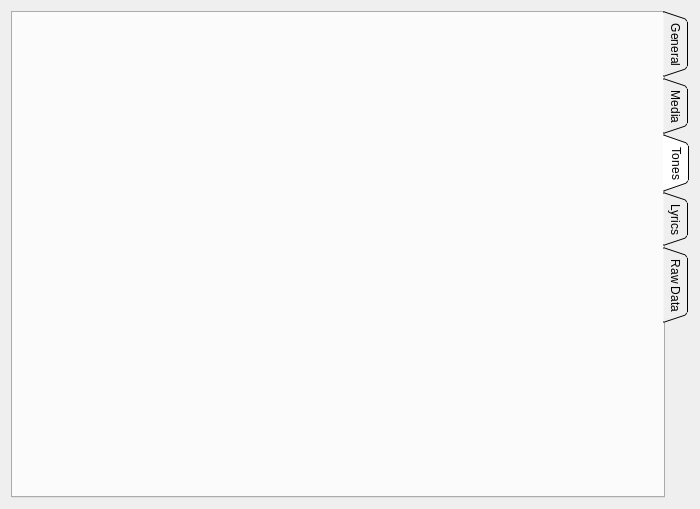
Before: the Qt Designer form songinfo.ui in mhaehnel/UltraEdit, drawn with Qt 5.
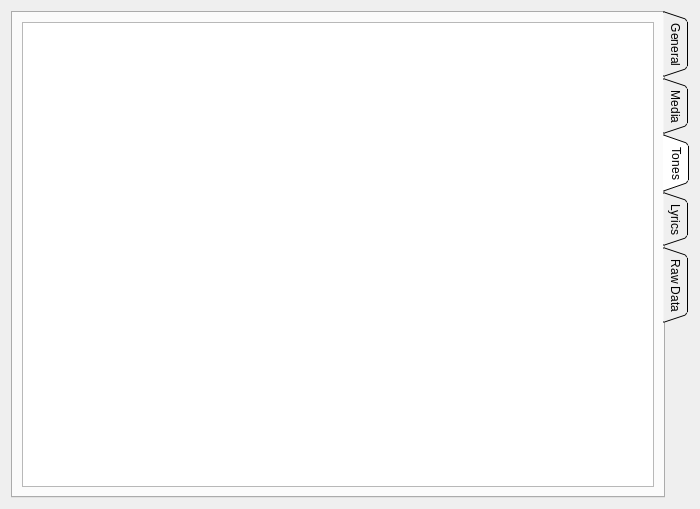
After: the same form once the commit is applied. The open tabs and pages were chosen to show the change.

```diff
--- a/songinfo.ui
+++ b/songinfo.ui
@@ -308,6 +308,11 @@
         <attribute name="title">
          <string>Tones</string>
         </attribute>
+        <layout class="QVBoxLayout" name="verticalLayout_3">
+         <item>
+          <widget class="QGraphicsView" name="noteView"/>
+         </item>
+        </layout>
        </widget>
        <widget class="QWidget" name="lyricsTab">
         <attribute name="title">
```
Left out of the diff: 7 changed lines with no effect on the pictures.
